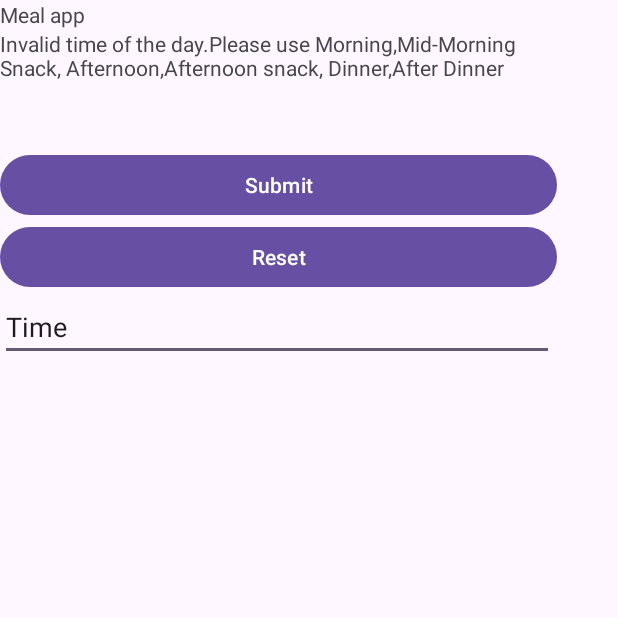
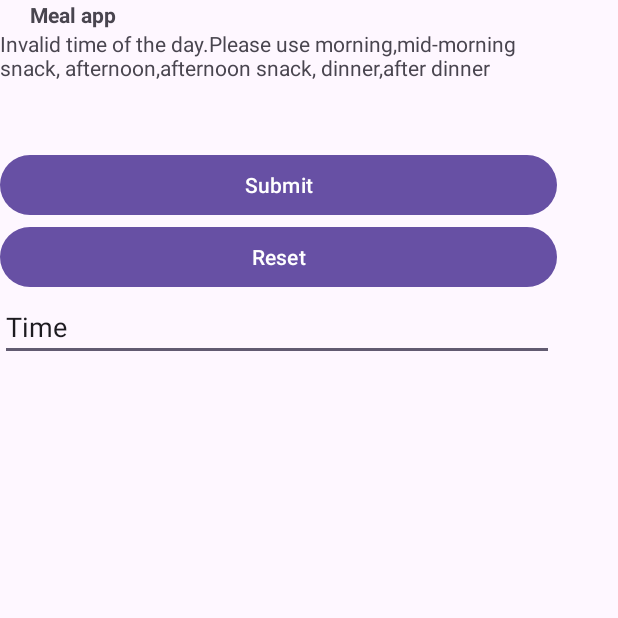
Before and after one commit to ST10478718/MealAppAssignment1, an Android app: the screen it shows after launch (MainActivity), after a tap on "Submit", on a phone screen of 412 x 824 dp, the top half of it. Run offline under Robolectric (Android 15) with nearby library versions, the phone set to English and light mode, and no system bars.

```diff
--- a/app/src/main/java/za/co/varsitycollege/st10478718/mealappassignment1/MainActivity.kt
+++ b/app/src/main/java/za/co/varsitycollege/st10478718/mealappassignment1/MainActivity.kt
@@ -41,7 +41,7 @@ class MainActivity : AppCompatActivity() {
                   "afternoon snack" -> "Suggestions for afternoon snack:\nFruit\nRaisins and nuts\nPopcorn\nYogurt"
                   "dinner" -> "Suggestions for dinner:\nChicken curry\nSpaghetti Bolognese\nMacaroni and cheese\nPepperoni pizza"
                   "after dinner" -> "Suggestions for after dinner:\nIce cream\nCookies\nCheesecake\nBrownies with ice cream"
-                  else -> "Invalid time of the day.Please use Morning,Mid-Morning Snack, Afternoon,Afternoon snack, Dinner,After Dinner"
+                  else -> "Invalid time of the day.Please use morning,mid-morning snack, afternoon,afternoon snack, dinner,after dinner"
               }
                 txtwelcome.text=suggestions
                 }
--- a/app/src/main/res/layout/activity_main.xml
+++ b/app/src/main/res/layout/activity_main.xml
@@ -11,7 +11,9 @@
     <TextView
         android:layout_width="372dp"
         android:layout_height="wrap_content"
-        android:text="Meal app" />
+        android:text="Meal app"
+        android:textStyle="bold"
+        android:layout_gravity="center"/>
 
 
     <TextView
```
